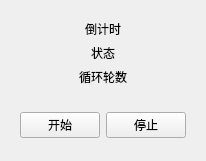
Old version of the form timerwindow.ui in the repository Chick9N/TomatoTimer.
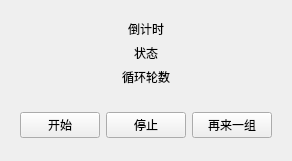
New version of the form. Icons and pictures are not drawn.

What changed in the file:
```diff
--- a/timerwindow.ui
+++ b/timerwindow.ui
@@ -6,7 +6,7 @@
    <rect>
     <x>0</x>
     <y>0</y>
-    <width>206</width>
+    <width>273</width>
     <height>161</height>
    </rect>
   </property>
@@ -83,6 +83,13 @@
         </property>
        </widget>
       </item>
+      <item>
+       <widget class="QPushButton" name="restartBtn">
+        <property name="text">
+         <string>再来一组</string>
+        </property>
+       </widget>
+      </item>
      </layout>
     </widget>
    </item>
```
